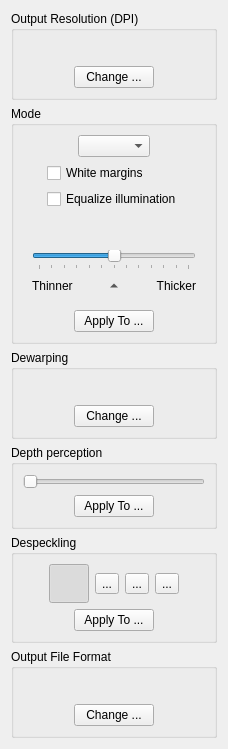
The window that filters/output/ui/OutputOptionsWidget.ui (aconkey/scantailor) describes before a commit, drawn with Qt 5.
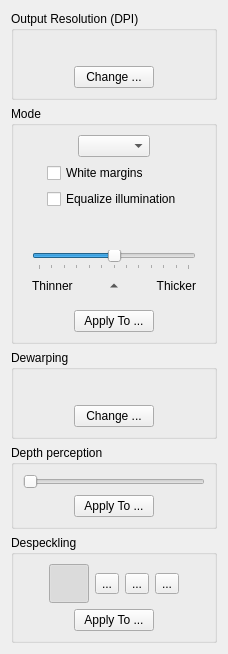
The same window after the commit. Icons and pictures are not drawn.

Commit message: Remove previous changes from Master branch

```diff
--- a/filters/output/ui/OutputOptionsWidget.ui
+++ b/filters/output/ui/OutputOptionsWidget.ui
@@ -685,102 +685,6 @@
      </layout>
     </widget>
    </item> 
-   <item>
-    <widget class="QGroupBox" name="fileFormatPanel">
-     <property name="title">
-      <string>Output File Format</string>
-     </property>
-     <layout class="QVBoxLayout" name="verticalLayout_102">
-      <item>
-       <layout class="QHBoxLayout" name="horizontalLayout_103">
-        <item>
-         <spacer name="horizontalSpacer_105">
-          <property name="orientation">
-           <enum>Qt::Horizontal</enum>
-          </property>
-          <property name="sizeHint" stdset="0">
-           <size>
-            <width>0</width>
-            <height>20</height>
-           </size>
-          </property>
-         </spacer>
-        </item>
-        <item>
-         <widget class="QLabel" name="fileFormatLabel">
-          <property name="text">
-           <string/>
-          </property>
-         </widget>
-        </item>
-        <item>
-         <spacer name="horizontalSpacer_106">
-          <property name="orientation">
-           <enum>Qt::Horizontal</enum>
-          </property>
-          <property name="sizeHint" stdset="0">
-           <size>
-            <width>0</width>
-            <height>20</height>
-           </size>
-          </property>
-         </spacer>
-        </item>
-       </layout>
-      </item>
-      <item>
-       <layout class="QHBoxLayout" name="horizontalLayout_104">
-        <item>
-         <spacer name="horizontalSpacer_107">
-          <property name="orientation">
-           <enum>Qt::Horizontal</enum>
-          </property>
-          <property name="sizeHint" stdset="0">
-           <size>
-            <width>0</width>
-            <height>20</height>
-           </size>
-          </property>
-         </spacer>
-        </item>
-        <item>
-         <widget class="QPushButton" name="changeFileFormatButton">
-          <property name="text">
-           <string>Change ...</string>
-          </property>
-         </widget>
-        </item>
-        <item>
-         <spacer name="horizontalSpacer_108">
-          <property name="orientation">
-           <enum>Qt::Horizontal</enum>
-          </property>
-          <property name="sizeHint" stdset="0">
-           <size>
-            <width>0</width>
-            <height>20</height>
-           </size>
-          </property>
-         </spacer>
-        </item>
-       </layout>
-      </item>
-     </layout>
-    </widget>
-   </item>
-   <item>
-    <spacer name="verticalSpacer_102">
-     <property name="orientation">
-      <enum>Qt::Vertical</enum>
-     </property>
-     <property name="sizeHint" stdset="0">
-      <size>
-       <width>20</width>
-       <height>40</height>
-      </size>
-     </property>
-    </spacer>
-   </item>
   </layout>
  </widget>
  <resources>
```
